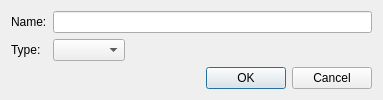
Old version of the form src/plugins/poleemery/accountpropsdialog.ui in the repository 0xd34df00d/leechcraft.
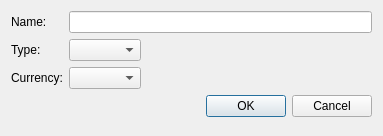
New version of the form.

Commit message: PY: support setting account currency.

What changed in the file:
```diff
--- a/src/plugins/poleemery/accountpropsdialog.ui
+++ b/src/plugins/poleemery/accountpropsdialog.ui
@@ -7,7 +7,7 @@
     <x>0</x>
     <y>0</y>
     <width>383</width>
-    <height>95</height>
+    <height>136</height>
    </rect>
   </property>
   <property name="windowTitle">
@@ -34,7 +34,7 @@
    <item row="1" column="1">
     <widget class="QComboBox" name="AccType_"/>
    </item>
-   <item row="2" column="0" colspan="2">
+   <item row="3" column="0" colspan="2">
     <widget class="QDialogButtonBox" name="buttonBox">
      <property name="orientation">
       <enum>Qt::Horizontal</enum>
@@ -47,6 +47,16 @@
    <item row="0" column="1">
     <widget class="QLineEdit" name="AccName_"/>
    </item>
+   <item row="2" column="0">
+    <widget class="QLabel" name="label_3">
+     <property name="text">
+      <string>Currency:</string>
+     </property>
+    </widget>
+   </item>
+   <item row="2" column="1">
+    <widget class="QComboBox" name="Currency_"/>
+   </item>
   </layout>
  </widget>
  <resources/>
```
The commit also changes 1 other file.
